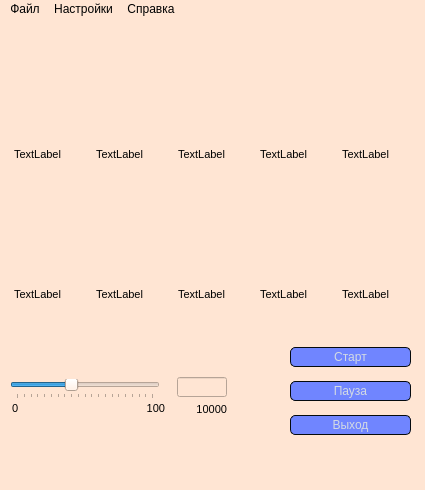
Above: window_main.ui from dxdate/VEDRA before the change. Below: the same form after it.
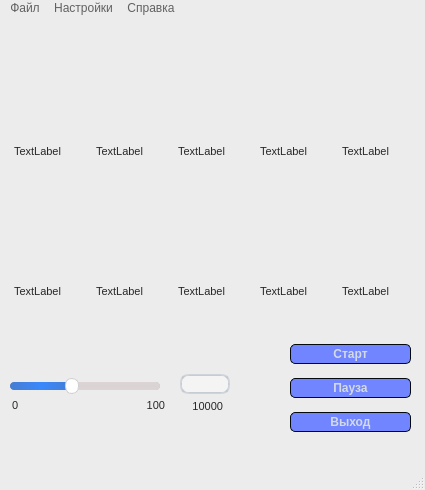
That is the form after the change. Icons and pictures are not drawn.

What changed in the file:
```diff
--- a/window_main.ui
+++ b/window_main.ui
@@ -31,7 +31,434 @@
    <string>Ведра с лампой</string>
   </property>
   <property name="styleSheet">
-   <string notr="true">background-color: rgb(255, 229, 211);</string>
+   <string notr="true">
+QMainWindow {
+    background-color:#ececec;
+}
+QPushButton, QToolButton, QCommandLinkButton{
+    padding: 0 5px 0 5px;
+    border-style: solid;
+    border-top-color: qlineargradient(spread:pad, x1:0, y1:0, x2:0, y2:1, stop:0 #c1c9cf, stop:1 #d2d8dd);
+    border-right-color: qlineargradient(spread:pad, x1:1, y1:0, x2:0, y2:0, stop:0 #c1c9cf, stop:1 #d2d8dd);
+    border-bottom-color: qlineargradient(spread:pad, x1:0, y1:1, x2:0, y2:0, stop:0 #c1c9cf, stop:1 #d2d8dd);
+    border-left-color: qlineargradient(spread:pad, x1:0, y1:0, x2:1, y2:0, stop:0 #c1c9cf, stop:1 #d2d8dd);
+    border-width: 2px;
+    border-radius: 8px;
+    color: #616161;
+    font-weight: bold;
+    background-color: qlineargradient(spread:pad, x1:0.5, y1:0, x2:0.5, y2:1, stop:0 #fbfdfd, stop:0.5 #ffffff, stop:1 #fbfdfd);
+}
+QPushButton::default, QToolButton::default, QCommandLinkButton::default{
+    border: 2px solid transparent;
+    color: #FFFFFF;
+    background-color: qlineargradient(spread:pad, x1:0.5, y1:0, x2:0.5, y2:1, stop:0 #84afe5, stop:1 #1168e4);
+}
+QPushButton:hover, QToolButton:hover, QCommandLinkButton:hover{
+    color: #3d3d3d;
+}
+QPushButton:pressed, QToolButton:pressed, QCommandLinkButton:pressed{
+    color: #aeaeae;
+    background-color: qlineargradient(spread:pad, x1:0.5, y1:0, x2:0.5, y2:1, stop:0 #ffffff, stop:0.5 #fbfdfd, stop:1 #ffffff);
+}
+QPushButton:disabled, QToolButton:disabled, QCommandLinkButton:disabled{
+    color: #616161;
+    background-color: qlineargradient(spread:pad, x1:0.5, y1:0, x2:0.5, y2:1, stop:0 #dce7eb, stop:0.5 #e0e8eb, stop:1 #dee7ec);
+}
+QLineEdit, QTextEdit, QPlainTextEdit, QSpinBox, QDoubleSpinBox, QTimeEdit, QDateEdit, QDateTimeEdit {
+    border-width: 2px;
+    border-radius: 8px;
+    border-style: solid;
+    border-top-color: qlineargradient(spread:pad, x1:0.5, y1:1, x2:0.5, y2:0, stop:0 #c1c9cf, stop:1 #d2d8dd);
+    border-right-color: qlineargradient(spread:pad, x1:0, y1:0, x2:1, y2:0, stop:0 #c1c9cf, stop:1 #d2d8dd);
+    border-bottom-color: qlineargradient(spread:pad, x1:0.5, y1:0, x2:0.5, y2:1, stop:0 #c1c9cf, stop:1 #d2d8dd);
+    border-left-color: qlineargradient(spread:pad, x1:1, y1:0, x2:0, y2:0, stop:0 #c1c9cf, stop:1 #d2d8dd);
+    background-color: #f4f4f4;
+    color: #3d3d3d;
+}
+QLineEdit:focus, QTextEdit:focus, QPlainTextEdit:focus, QSpinBox:focus, QDoubleSpinBox:focus, QTimeEdit:focus, QDateEdit:focus, QDateTimeEdit:focus {
+    border-width: 2px;
+    border-radius: 8px;
+    border-style: solid;
+    border-top-color: qlineargradient(spread:pad, x1:0.5, y1:1, x2:0.5, y2:0, stop:0 #85b7e3, stop:1 #9ec1db);
+    border-right-color: qlineargradient(spread:pad, x1:0, y1:0, x2:1, y2:0, stop:0 #85b7e3, stop:1 #9ec1db);
+    border-bottom-color: qlineargradient(spread:pad, x1:0.5, y1:0, x2:0.5, y2:1, stop:0 #85b7e3, stop:1 #9ec1db);
+    border-left-color: qlineargradient(spread:pad, x1:1, y1:0, x2:0, y2:0, stop:0 #85b7e3, stop:1 #9ec1db);
+    background-color: #f4f4f4;
+    color: #3d3d3d;
+}
+QLineEdit:disabled, QTextEdit:disabled, QPlainTextEdit:disabled, QSpinBox:disabled, QDoubleSpinBox:disabled, QTimeEdit:disabled, QDateEdit:disabled, QDateTimeEdit:disabled {
+    color: #b9b9b9;
+}
+QSpinBox::up-button, QDoubleSpinBox::up-button, QTimeEdit::up-button, QDateEdit::up-button, QDateTimeEdit::up-button {
+    subcontrol-origin: padding;
+    subcontrol-position: top right;
+    width: 15px;
+    color: #272727;
+    border-left-width: 1px;
+    border-left-color: darkgray;
+    border-left-style: solid;
+    border-top-right-radius: 3px;
+    padding: 3px;
+}
+QSpinBox::down-button, QDoubleSpinBox::down-button, QTimeEdit::down-button, QDateEdit::down-button, QDateTimeEdit::down-button {
+    subcontrol-origin: padding;
+    subcontrol-position: bottom right;
+    width: 15px;
+    color: #272727;
+    border-left-width: 1px;
+    border-left-color: darkgray;
+    border-left-style: solid;
+    border-bottom-right-radius: 3px;
+    padding: 3px;
+}
+QSpinBox::up-button:pressed, QDoubleSpinBox::up-button:pressed, QTimeEdit::up-button:pressed, QDateEdit::up-button:pressed, QDateTimeEdit::up-button:pressed {
+    color: #aeaeae;
+    background-color: qlineargradient(spread:pad, x1:0.5, y1:0, x2:0.5, y2:1, stop:0 #ffffff, stop:0.5 #fbfdfd, stop:1 #ffffff);
+}
+QSpinBox::down-button:pressed, QDoubleSpinBox::down-button:pressed, QTimeEdit::down-button:pressed, QDateEdit::down-button:pressed, QDateTimeEdit::down-button:pressed {
+    color: #aeaeae;
+    background-color: qlineargradient(spread:pad, x1:0.5, y1:0, x2:0.5, y2:1, stop:0 #ffffff, stop:0.5 #fbfdfd, stop:1 #ffffff);
+}
+QSpinBox::up-button:hover, QDoubleSpinBox::up-button:hover, QTimeEdit::up-button:hover, QDateEdit::up-button:hover, QDateTimeEdit::up-button:hover {
+    color: #FFFFFF;
+    border-top-right-radius: 5px;
+    background-color: qlineargradient(spread:pad, x1:0.5, y1:0, x2:0.5, y2:1, stop:0 #84afe5, stop:1 #1168e4);
+    
+}
+QSpinBox::down-button:hover, QDoubleSpinBox::down-button:hover, QTimeEdit::down-button:hover, QDateEdit::down-button:hover, QDateTimeEdit::down-button:hover {
+    color: #FFFFFF;
+    border-bottom-right-radius: 5px;
+    background-color: qlineargradient(spread:pad, x1:0.5, y1:0, x2:0.5, y2:1, stop:0 #84afe5, stop:1 #1168e4);
+}
+QSpinBox::up-arrow, QDoubleSpinBox::up-arrow, QTimeEdit::up-arrow, QDateEdit::up-arrow, QDateTimeEdit::up-arrow {
+    image: url(/usr/share/icons/Adwaita/16x16/actions/go-up-symbolic.symbolic.png);
+}
+QSpinBox::down-arrow, QDoubleSpinBox::down-arrow, QTimeEdit::down-arrow, QDateEdit::down-arrow, QDateTimeEdit::down-arrow {
+    image: url(/usr/share/icons/Adwaita/16x16/actions/go-down-symbolic.symbolic.png);
+}
+QProgressBar {
+    max-height: 8px;
+    text-align: center;
+    font: italic bold 11px;
+    color: #3d3d3d;
+    border: 1px solid transparent;
+    border-radius:4px;
+    background-color: qlineargradient(spread:pad, x1:0, y1:0, x2:0, y2:1, stop:0 #ddd5d5, stop:0.5 #dad3d3, stop:1 #ddd5d5);
+}
+QProgressBar::chunk {
+    background-color: qlineargradient(spread:pad, x1:0, y1:0, x2:0, y2:1, stop:0 #467dd1, stop:0.5 #3b88fc, stop:1 #467dd1);
+    border-radius: 4px;
+}
+QProgressBar:disabled {
+    color: #616161;
+}
+QProgressBar::chunk:disabled {
+    background-color: #aeaeae;
+}
+QSlider::groove {
+    border: 1px solid #bbbbbb;
+    background-color: #52595d;
+    border-radius: 4px;
+}
+QSlider::groove:horizontal {
+    height: 6px;
+}
+QSlider::groove:vertical {
+    width: 6px;
+}
+QSlider::handle:horizontal {
+    background: #ffffff;
+    border-style: solid;
+    border-width: 1px;
+    border-color: rgb(207,207,207);
+    width: 12px;
+    margin: -5px 0;
+    border-radius: 7px;
+}
+QSlider::handle:vertical {
+    background: #ffffff;
+    border-style: solid;
+    border-width: 1px;
+    border-color: rgb(207,207,207);
+    height: 12px;
+    margin: 0 -5px;
+    border-radius: 7px;
+}
+QSlider::add-page, QSlider::sub-page {
+    border: 1px transparent;
+    background-color: #52595d;
+    border-radius: 4px;
+}
+QSlider::add-page:horizontal {
+    background: qlineargradient(spread:pad, x1:0, y1:0, x2:0, y2:1, stop:0 #ddd5d5, stop:0.5 #dad3d3, stop:1 #ddd5d5);
+}
+QSlider::sub-page:horizontal {
+    background-color: qlineargradient(spread:pad, x1:0, y1:0, x2:1, y2:0, stop:0 #467dd1, stop:0.5 #3b88fc, stop:1 #467dd1);
+}
+QSlider::add-page:vertical {
+    background-color: qlineargradient(spread:pad, x1:0, y1:0, x2:0, y2:1, stop:0 #467dd1, stop:0.5 #3b88fc, stop:1 #467dd1);
+}
+QSlider::sub-page:vertical {
+    background: qlineargradient(spread:pad, x1:0, y1:0, x2:1, y2:0, stop:0 #ddd5d5, stop:0.5 #dad3d3, stop:1 #ddd5d5);
+}
+QSlider::add-page:horizontal:disabled, QSlider::sub-page:horizontal:disabled, QSlider::add-page:vertical:disabled, QSlider::sub-page:vertical:disabled {
+    background: #b9b9b9;
+}
+QComboBox, QFontComboBox {
+    border-width: 2px;
+    border-radius: 8px;
+    border-style: solid;
+    border-top-color: qlineargradient(spread:pad, x1:0.5, y1:1, x2:0.5, y2:0, stop:0 #c1c9cf, stop:1 #d2d8dd);
+    border-right-color: qlineargradient(spread:pad, x1:0, y1:0, x2:1, y2:0, stop:0 #c1c9cf, stop:1 #d2d8dd);
+    border-bottom-color: qlineargradient(spread:pad, x1:0.5, y1:0, x2:0.5, y2:1, stop:0 #c1c9cf, stop:1 #d2d8dd);
+    border-left-color: qlineargradient(spread:pad, x1:1, y1:0, x2:0, y2:0, stop:0 #c1c9cf, stop:1 #d2d8dd);
+    background-color: #f4f4f4;
+    color: #272727;
+    padding-left: 5px;
+}
+QComboBox:editable, QComboBox:!editable, QComboBox::drop-down:editable, QComboBox:!editable:on, QComboBox::drop-down:editable:on {
+    background: #ffff;
+}
+QComboBox::drop-down {
+    subcontrol-origin: padding;
+    subcontrol-position: top right;
+    width: 15px;
+    color: #272727;
+    border-left-width: 1px;
+    border-left-color: darkgray;
+    border-left-style: solid;
+    border-top-right-radius: 3px;
+    border-bottom-right-radius: 3px;
+}
+QComboBox::down-arrow {
+    image: url(/usr/share/icons/Adwaita/16x16/actions/go-down-symbolic.symbolic.png); /*Adawaita icon thene*/
+}
+
+QComboBox::down-arrow:on {
+    top: 1px;
+    left: 1px;
+}
+QComboBox QAbstractItemView {
+    border: 1px solid darkgray;
+    border-radius: 8px;
+    selection-background-color: #dadada;
+    selection-color: #272727;
+    color: #272727;
+    background: white;
+}
+QLabel, QCheckBox, QRadioButton {
+    color: #272727;
+}
+QCheckBox {
+    padding: 2px;
+}
+QCheckBox:disabled, QRadioButton:disabled {
+    color: #808086;
+    padding: 2px;
+}
+
+QCheckBox:hover {
+    border-radius:4px;
+    border-style:solid;
+    padding-left: 1px;
+    padding-right: 1px;
+    padding-bottom: 1px;
+    padding-top: 1px;
+    border-width:1px;
+    border-color: transparent;
+}
+QCheckBox::indicator:checked {
+    image: url(/usr/share/icons/Adwaita/16x16/actions/object-select-symbolic.symbolic.png);
+    height: 15px;
+    width: 15px;
+    border-style:solid;
+    border-width: 1px;
+    border-color: #48a5fd;
+    color: #ffffff;
+    border-radius: 3px;
+    background-color: qlineargradient(spread:pad, x1:0, y1:0, x2:0, y2:1, stop:0 #48a5fd, stop:0.5 #329cfb, stop:1 #48a5fd);
+}
+QCheckBox::indicator:unchecked {
+    
+    height: 15px;
+    width: 15px;
+    border-style:solid;
+    border-width: 1px;
+    border-color: #48a5fd;
+    border-radius: 3px;
+    background-color: #fbfdfa;
+}
+QLCDNumber {
+    color: #616161;;
+}
+QMenuBar {
+    background-color: #ececec;
+}
+QMenuBar::item {
+    color: #616161;
+    spacing: 3px;
+    padding: 1px 4px;
+    background-color: #ececec;
+}
+
+QMenuBar::item:selected {
+    background-color: #dadada;
+    color: #3d3d3d;
+}
+QMenu {
+    background-color: #ececec;
+}
+QMenu::item:selected {
+    background-color: #dadada;
+    color: #3d3d3d;
+}
+QMenu::item {
+    color: #616161;;
+    background-color: #e0e0e0;
+}
+QTabWidget {
+    color:rgb(0,0,0);
+    background-color:#000000;
+}
+QTabWidget::pane {
+    border-color: #050a0e;
+    background-color: #e0e0e0;
+    border-width: 1px;
+    border-radius: 4px;
+    position: absolute;
+    top: -0.5em;
+    padding-top: 0.5em;
+}
+
+QTabWidget::tab-bar {
+    alignment: center;
+}
+
+QTabBar::tab {
+    border-bottom: 1px solid #c0c0c0;
+    padding: 3px;
+    color: #272727;
+    background-color: #fefefc;
+    margin-left:0px;
+}
+QTabBar::tab:!last {
+    border-right: 1px solid;
+    border-right-color: #c0c0c0;
+    border-bottom-color: #c0c0c0;
+}
+QTabBar::tab:first {
+    border-top-left-radius: 4px;
+    border-bottom-left-radius: 4px;
+}
+QTabBar::tab:last {
+    border-top-right-radius: 4px;
+    border-bottom-right-radius: 4px;
+}
+QTabBar::tab:selected, QTabBar::tab:last:selected, QTabBar::tab:hover {
+    color: #FFFFFF;
+    background-color: qlineargradient(spread:pad, x1:0.5, y1:0, x2:0.5, y2:1, stop:0 #84afe5, stop:1 #1168e4);
+}
+QRadioButton::indicator {
+    height: 14px;
+    width: 14px;
+    border-style:solid;
+    border-radius:7px;
+    border-width: 1px;
+}
+QRadioButton::indicator:checked {
+    border-color: #48a5fd;
+    background-color: qradialgradient(cx:0.5, cy:0.5, radius:0.4,fx:0.5, fy:0.5, stop:0 #ffffff, stop:0.5 #ffffff, stop:0.6 #48a5fd, stop:1 #48a5fd);
+}
+QRadioButton::indicator:!checked {
+    border-color: #a9b7c6;
+    background-color: #fbfdfa;
+}
+QStatusBar {
+    color:#027f7f;
+}
+
+QDial {
+    background: #16a085;
+}
+
+QToolBox {
+    color: #a9b7c6;
+    background-color: #222b2e;
+}
+QToolBox::tab {
+    color: #a9b7c6;
+    background-color:#222b2e;
+}
+QToolBox::tab:selected {
+    color: #FFFFFF;
+    background-color:#222b2e;
+}
+QScrollArea {
+    color: #FFFFFF;
+    background-color:#222b2e;
+}
+
+QScrollBar:horizontal {
+	max-height: 10px;
+	border: 1px transparent grey;
+	margin: 0px 20px 0px 20px;
+	background: transparent;
+}
+QScrollBar:vertical {
+	max-width: 10px;
+	border: 1px transparent grey;
+	margin: 20px 0px 20px 0px;
+	background: transparent;
+}
+QScrollBar::handle:vertical, QScrollBar::handle:horizontal {
+	background: #52595d;
+	border-style: transparent;
+	border-radius: 4px;
+	min-height: 25px;
+}
+QScrollBar::handle:horizontal:hover, QScrollBar::handle:vertical:hover {
+	background: qlineargradient(spread:pad, x1:0, y1:0, x2:1, y2:0, stop:0 #467dd1, stop:0.5 #3b88fc, stop:1 #467dd1);
+}
+QScrollBar::add-line, QScrollBar::sub-line {
+    border: 2px transparent grey;
+    border-radius: 4px;
+    subcontrol-origin: margin;
+    background: #b9b9b9;
+}
+QScrollBar::add-line:horizontal {
+    width: 20px;
+    subcontrol-position: right;
+}
+QScrollBar::add-line:vertical {
+    height: 20px;
+    subcontrol-position: bottom;
+}
+QScrollBar::sub-line:horizontal {
+    width: 20px;
+    subcontrol-position: left;
+}
+QScrollBar::sub-line:vertical {
+    height: 20px;
+    subcontrol-position: top;
+}
+QScrollBar::add-line:vertical:pressed, QScrollBar::add-line:horizontal:pressed, QScrollBar::sub-line:horizontal:pressed, QScrollBar::sub-line:vertical:pressed {
+    background: qlineargradient(spread:pad, x1:0, y1:0, x2:1, y2:0, stop:0 #467dd1, stop:0.5 #3b88fc, stop:1 #467dd1);
+}
+QScrollBar::add-page:horizontal, QScrollBar::sub-page:horizontal, QScrollBar::add-page:vertical, QScrollBar::sub-page:vertical {
+    background: none;
+}
+QScrollBar::up-arrow:vertical {
+    image: url(/usr/share/icons/Adwaita/16x16/actions/go-up-symbolic.symbolic.png);
+}
+QScrollBar::down-arrow:vertical {
+    image: url(/usr/share/icons/Adwaita/16x16/actions/go-down-symbolic.symbolic.png);
+}
+QScrollBar::left-arrow:horizontal {
+    image: url(/usr/share/icons/Adwaita/16x16/actions/go-previous-symbolic.symbolic.png);
+}
+QScrollBar::right-arrow:horizontal {
+    image: url(/usr/share/icons/Adwaita/16x16/actions/go-next-symbolic.symbolic.png);
+}</string>
   </property>
   <property name="inputMethodHints">
    <set>Qt::ImhNone</set>
@@ -40,7 +467,7 @@
    <widget class="QLineEdit" name="label_speed">
     <property name="geometry">
      <rect>
-      <x>177</x>
+      <x>180</x>
       <y>358</y>
       <width>50</width>
       <height>20</height>
@@ -257,9 +684,9 @@
    <widget class="QLabel" name="label_tick_time">
     <property name="geometry">
      <rect>
-      <x>187</x>
+      <x>182</x>
       <y>380</y>
-      <width>40</width>
+      <width>41</width>
       <height>20</height>
      </rect>
     </property>
@@ -763,7 +1190,7 @@
      <x>0</x>
      <y>0</y>
      <width>425</width>
-     <height>26</height>
+     <height>23</height>
     </rect>
    </property>
    <widget class="QMenu" name="menu">
```
